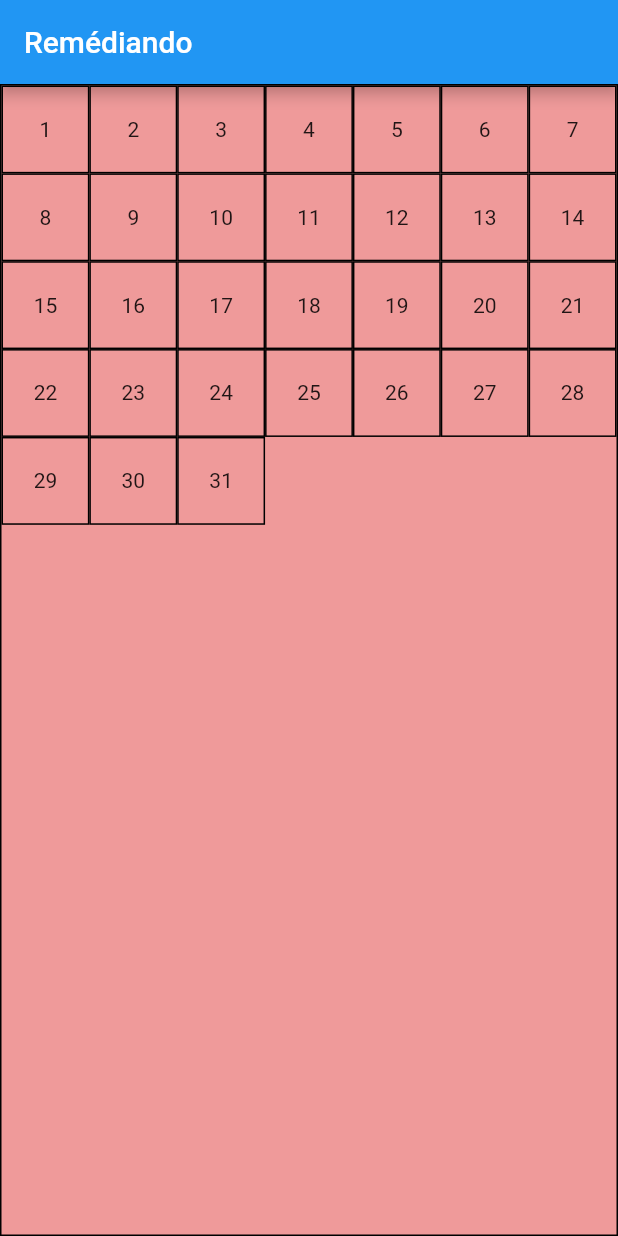
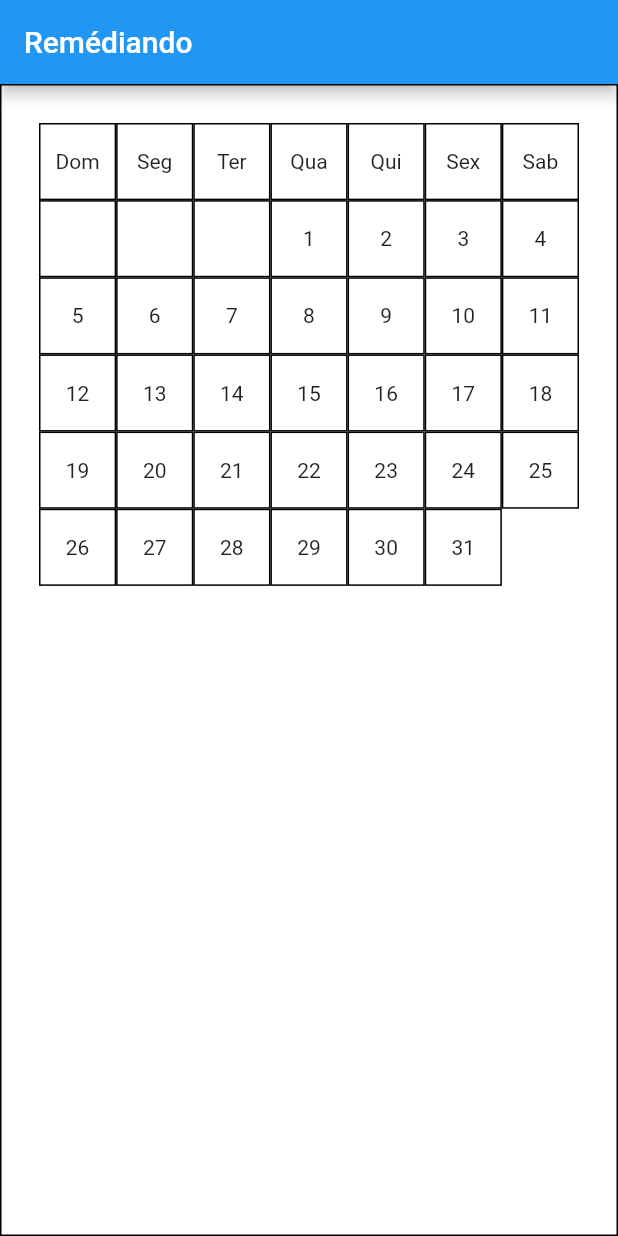
Before and after one commit to Patrickalvares/app_medicine_scheduler, a Flutter app: the screen it shows after launch, on a phone screen of 412 x 824 dp. Run offline on Flutter 3.47's test engine with Material 2 defaults, Android fonts, the phone set to English and light mode, and no system bars; our stand-ins replace table_calendar.

Commit message:
day per week logic implementation

```diff
--- a/lib/components/calendar.dart
+++ b/lib/components/calendar.dart
@@ -13,20 +13,164 @@ class _MounthCalendarState extends State<MounthCalendar> {
   @override
   Widget build(BuildContext context) {
     int count = 1;
-    DateTime dateTime = DateTime.utc(2023, 01, 01);
-    List<Widget> days = [];
+    DateTime dateTime = DateTime.utc(2023, 03, 01);
+    List<Widget> days = [
+      Container(
+          decoration: BoxDecoration(border: Border.all(color: Colors.black)),
+          child: Center(child: Text("Dom"))),
+      Container(
+          decoration: BoxDecoration(border: Border.all(color: Colors.black)),
+          child: Center(child: Text("Seg"))),
+      Container(
+          decoration: BoxDecoration(border: Border.all(color: Colors.black)),
+          child: Center(child: Text("Ter"))),
+      Container(
+          decoration: BoxDecoration(border: Border.all(color: Colors.black)),
+          child: Center(child: Text("Qua"))),
+      Container(
+          decoration: BoxDecoration(border: Border.all(color: Colors.black)),
+          child: Center(child: Text("Qui"))),
+      Container(
+          decoration: BoxDecoration(border: Border.all(color: Colors.black)),
+          child: Center(child: Text("Sex"))),
+      Container(
+          decoration: BoxDecoration(border: Border.all(color: Colors.black)),
+          child: Center(child: Text("Sab"))),
+    ];
 
+    switch (dateTime.weekday) {
+      case 7:
+        {
           for (int i = 0; i < 31; i++) {
             days.add(Container(
-          decoration: BoxDecoration(border: Border.all(color: Colors.black)),
+                decoration:
+                    BoxDecoration(border: Border.all(color: Colors.black)),
                 child: Center(child: Text('${dateTime.day + i}'))));
           }
+        }
+        break;
+
+      case 1:
+        days.add(Container(
+          decoration: BoxDecoration(border: Border.all(color: Colors.black)),
+        ));
+        for (int i = 0; i < 31; i++) {
+          days.add(Container(
+              decoration:
+                  BoxDecoration(border: Border.all(color: Colors.black)),
+              child: Center(child: Text('${dateTime.day + i}'))));
+        }
+        break;
+      case 2:
+        days.add(Container(
+          decoration: BoxDecoration(border: Border.all(color: Colors.black)),
+        ));
+        days.add(Container(
+          decoration: BoxDecoration(border: Border.all(color: Colors.black)),
+        ));
+        for (int i = 0; i < 31; i++) {
+          days.add(Container(
+              decoration:
+                  BoxDecoration(border: Border.all(color: Colors.black)),
+              child: Center(child: Text('${dateTime.day + i}'))));
+        }
+        break;
+      case 3:
+        days.add(Container(
+          decoration: BoxDecoration(border: Border.all(color: Colors.black)),
+        ));
+        days.add(Container(
+          decoration: BoxDecoration(border: Border.all(color: Colors.black)),
+        ));
+        days.add(Container(
+          decoration: BoxDecoration(border: Border.all(color: Colors.black)),
+        ));
+        for (int i = 0; i < 31; i++) {
+          days.add(Container(
+              decoration:
+                  BoxDecoration(border: Border.all(color: Colors.black)),
+              child: Center(child: Text('${dateTime.day + i}'))));
+        }
+        break;
+      case 4:
+        days.add(Container(
+          decoration: BoxDecoration(border: Border.all(color: Colors.black)),
+        ));
+        days.add(Container(
+          decoration: BoxDecoration(border: Border.all(color: Colors.black)),
+        ));
+        days.add(Container(
+          decoration: BoxDecoration(border: Border.all(color: Colors.black)),
+        ));
+        days.add(Container(
+          decoration: BoxDecoration(border: Border.all(color: Colors.black)),
+        ));
+        for (int i = 0; i < 31; i++) {
+          days.add(Container(
+              decoration:
+                  BoxDecoration(border: Border.all(color: Colors.black)),
+              child: Center(child: Text('${dateTime.day + i}'))));
+        }
+        break;
+      case 5:
+        days.add(Container(
+          decoration: BoxDecoration(border: Border.all(color: Colors.black)),
+        ));
+        days.add(Container(
+          decoration: BoxDecoration(border: Border.all(color: Colors.black)),
+        ));
+        days.add(Container(
+          decoration: BoxDecoration(border: Border.all(color: Colors.black)),
+        ));
+        days.add(Container(
+          decoration: BoxDecoration(border: Border.all(color: Colors.black)),
+        ));
+        days.add(Container(
+          decoration: BoxDecoration(border: Border.all(color: Colors.black)),
+        ));
+        for (int i = 0; i < 31; i++) {
+          days.add(Container(
+              decoration:
+                  BoxDecoration(border: Border.all(color: Colors.black)),
+              child: Center(child: Text('${dateTime.day + i}'))));
+        }
+        break;
+      case 6:
+        days.add(Container(
+          decoration: BoxDecoration(border: Border.all(color: Colors.black)),
+        ));
+        days.add(Container(
+          decoration: BoxDecoration(border: Border.all(color: Colors.black)),
+        ));
+        days.add(Container(
+          decoration: BoxDecoration(border: Border.all(color: Colors.black)),
+        ));
+        days.add(Container(
+          decoration: BoxDecoration(border: Border.all(color: Colors.black)),
+        ));
+        days.add(Container(
+          decoration: BoxDecoration(border: Border.all(color: Colors.black)),
+        ));
+        days.add(Container(
+          decoration: BoxDecoration(border: Border.all(color: Colors.black)),
+        ));
+        for (int i = 0; i < 31; i++) {
+          days.add(Container(
+              decoration:
+                  BoxDecoration(border: Border.all(color: Colors.black)),
+              child: Center(child: Text('${dateTime.day + i}'))));
+        }
+        break;
+    }
+
     return Container(
+      padding: EdgeInsets.all(25),
       decoration: BoxDecoration(border: Border.all(color: Colors.black)),
       child: GridView.count(
         primary: false,
         crossAxisCount: 7,
         children: days,
-        ));
+      ),
+    );
   }
 }
--- a/lib/pages/home_page.dart
+++ b/lib/pages/home_page.dart
@@ -16,7 +16,7 @@ class _HomePageState extends State<HomePage> {
   @override
   Widget build(BuildContext context) {
     return Scaffold(
-      backgroundColor: Colors.red.shade200,
+      backgroundColor: Colors.white,
       appBar: AppBar(
         title: Text('Remédiando'),
       ),
```
Lines whose indentation alone changed are shown as unchanged.
